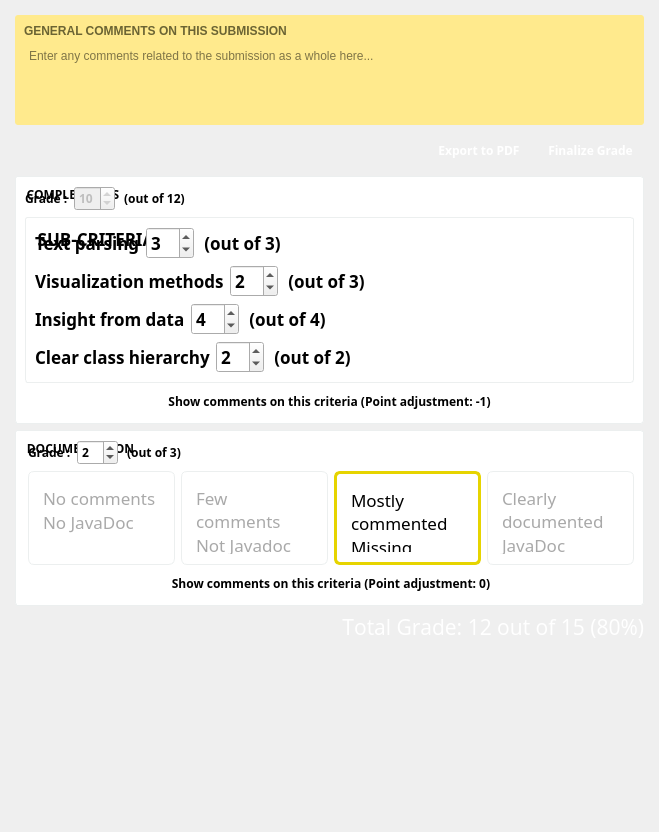
First picture: the form in TurboGrade/ui/gradeview.ui, repository wassgha/TurboGrade, before the edit.
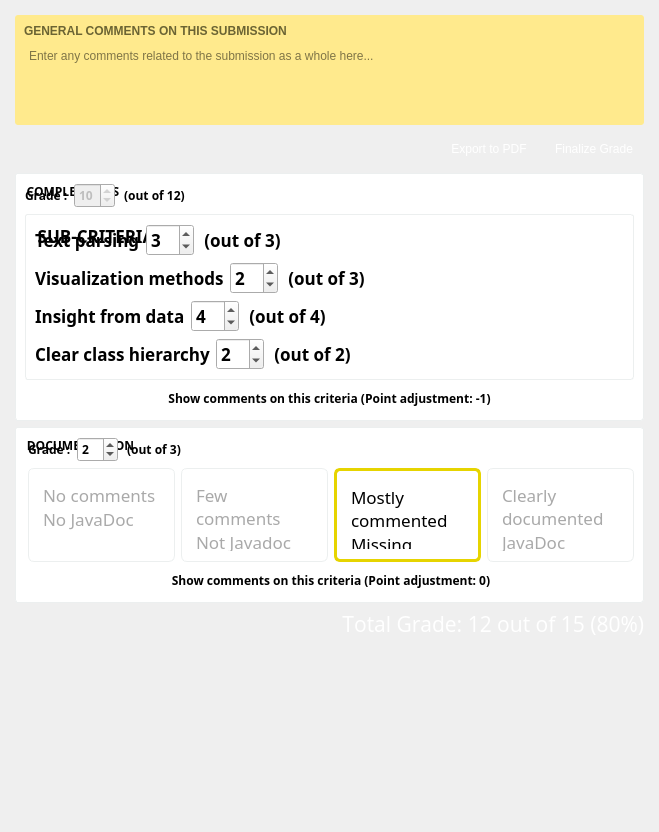
Second picture: the form after the edit.

The edit to the form file:
```diff
--- a/TurboGrade/ui/gradeview.ui
+++ b/TurboGrade/ui/gradeview.ui
@@ -213,11 +213,7 @@
          <item>
           <widget class="QPushButton" name="export_pdf">
            <property name="font">
-            <font>
-             <family>Open Sans</family>
-             <weight>75</weight>
-             <bold>true</bold>
-            </font>
+            <font/>
            </property>
            <property name="cursor">
             <cursorShape>PointingHandCursor</cursorShape>
@@ -236,12 +232,7 @@
          <item>
           <widget class="QPushButton" name="finalize">
            <property name="font">
-            <font>
-             <family>Open Sans</family>
-             <weight>75</weight>
-             <bold>true</bold>
-             <kerning>true</kerning>
-            </font>
+            <font/>
            </property>
            <property name="cursor">
             <cursorShape>PointingHandCursor</cursorShape>
```
Left out of the diff: 1 changed line with no effect on the pictures.
